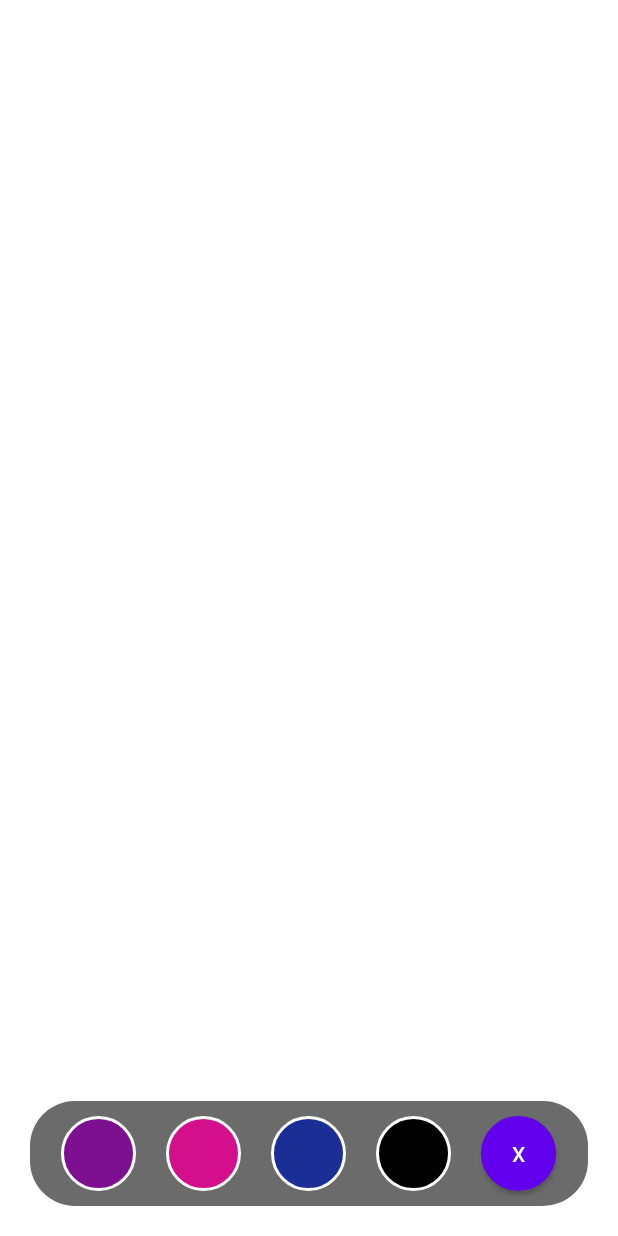
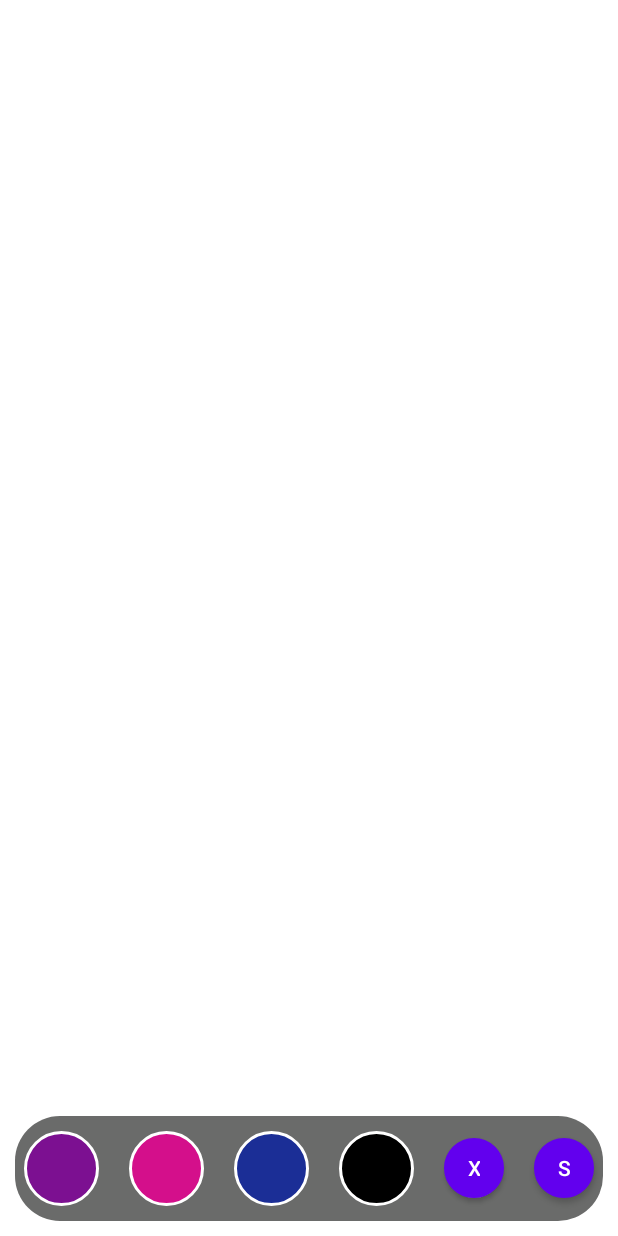
Before and after one commit to mrcszym/PaintApplication, an Android app: the screen it shows after launch (MainActivity), on a phone screen of 412 x 824 dp. Run offline under Robolectric (Android 15) with nearby library versions, the phone set to English and light mode, and no system bars.

Commit message:
paint, change colors, erase, save to gallery works

```diff
--- a/app/src/main/AndroidManifest.xml
+++ b/app/src/main/AndroidManifest.xml
@@ -1,6 +1,9 @@
 <?xml version="1.0" encoding="utf-8"?>
 <manifest xmlns:android="http://schemas.android.com/apk/res/android"
     package="com.mrx.paintapplication">
+
+    <uses-permission android:name="android.permission.WRITE_EXTERNAL_STORAGE" />
+    <uses-permission android:name="android.permission.READ_EXTERNAL_STORAGE" />
 
     <application
         android:allowBackup="true"
@@ -18,6 +21,7 @@
                 <category android:name="android.intent.category.LAUNCHER" />
             </intent-filter>
         </activity>
+
     </application>
 
 </manifest>
--- a/app/src/main/res/layout/activity_main.xml
+++ b/app/src/main/res/layout/activity_main.xml
@@ -1,12 +1,12 @@
 <?xml version="1.0" encoding="utf-8"?>
 <RelativeLayout xmlns:android="http://schemas.android.com/apk/res/android"
-    xmlns:app="http://schemas.android.com/apk/res-auto"
     xmlns:tools="http://schemas.android.com/tools"
     android:layout_width="match_parent"
     android:layout_height="match_parent"
     tools:context=".MainActivity">
 
     <RelativeLayout xmlns:android="http://schemas.android.com/apk/res/android"
+        android:id="@+id/rlid"
         android:layout_width="match_parent"
         android:layout_height="match_parent"
         android:layout_above="@+id/toolbar">
@@ -20,7 +20,7 @@
         android:layout_width="match_parent"
         android:layout_height="wrap_content"
         android:layout_alignParentBottom="true"
-        android:layout_margin="20dp"
+        android:layout_margin="10dp"
         android:orientation="horizontal"
         android:background="@drawable/toolbar_background"
         android:gravity="center">
@@ -51,12 +51,20 @@
             android:background="@drawable/black_background" />
         <Button
             android:id="@+id/sponge"
-            android:layout_width="50dp"
-            android:layout_height="50dp"
+            android:layout_width="40dp"
+            android:layout_height="40dp"
             android:layout_margin="10dp"
             android:background="@drawable/white_background"
             android:textColor="@color/white"
             android:text="@string/x"/>
+        <Button
+            android:id="@+id/save"
+            android:layout_width="40dp"
+            android:layout_height="40dp"
+            android:layout_margin="10dp"
+            android:background="@drawable/white_background"
+            android:textColor="@color/white"
+            android:text="@string/s"/>
     </LinearLayout>
 
 </RelativeLayout>
--- a/app/src/main/res/values/strings.xml
+++ b/app/src/main/res/values/strings.xml
@@ -1,4 +1,5 @@
 <resources>
     <string name="app_name">PaintApplication</string>
     <string name="x">X</string>
+    <string name="s">s</string>
 </resources>
```
Also changed, not shown: app/src/main/java/com/mrx/paintapplication/MainActivity.kt (+89 -6 lines), app/src/main/java/com/mrx/paintapplication/PaintView.kt (+3 -4 lines).
